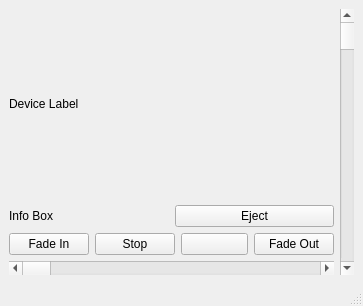
shearern/Play-Rack, file src/play_rack/ui/PlayerWindow.ui: the form before one commit.
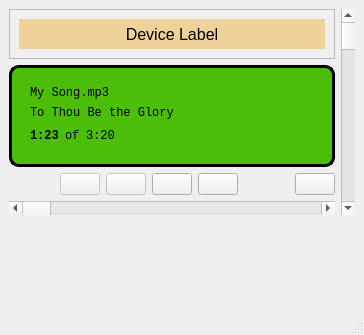
The form after the commit. Icons and pictures are not drawn.

Commit message: Wrote basic Qt Dialog for player.

Diff of the .ui file:
```diff
--- a/src/play_rack/ui/PlayerWindow.ui
+++ b/src/play_rack/ui/PlayerWindow.ui
@@ -6,55 +6,231 @@
    <rect>
     <x>0</x>
     <y>0</y>
-    <width>363</width>
-    <height>306</height>
+    <width>364</width>
+    <height>335</height>
    </rect>
   </property>
   <property name="windowTitle">
    <string>MainWindow</string>
   </property>
   <widget class="QWidget" name="centralwidget">
-   <layout class="QHBoxLayout" name="horizontalLayout_3">
+   <layout class="QVBoxLayout" name="verticalLayout_4">
+    <item>
+     <layout class="QHBoxLayout" name="horizontalLayout_7">
     <item>
      <layout class="QVBoxLayout" name="verticalLayout">
       <item>
+         <widget class="QFrame" name="frame_3">
+          <property name="frameShape">
+           <enum>QFrame::StyledPanel</enum>
+          </property>
+          <property name="frameShadow">
+           <enum>QFrame::Raised</enum>
+          </property>
+          <layout class="QHBoxLayout" name="horizontalLayout_6">
+           <item>
        <widget class="QLabel" name="device_label">
+             <property name="minimumSize">
+              <size>
+               <width>0</width>
+               <height>30</height>
+              </size>
+             </property>
+             <property name="font">
+              <font>
+               <pointsize>12</pointsize>
+              </font>
+             </property>
+             <property name="styleSheet">
+              <string notr="true">background-color: rgb(239, 210, 154);
+</string>
+             </property>
         <property name="text">
          <string>Device Label</string>
         </property>
+             <property name="alignment">
+              <set>Qt::AlignCenter</set>
+             </property>
+            </widget>
+           </item>
+          </layout>
        </widget>
       </item>
       <item>
        <layout class="QHBoxLayout" name="horizontalLayout_2">
         <item>
-         <widget class="QLabel" name="detail_box">
+           <widget class="QFrame" name="frame">
+            <property name="autoFillBackground">
+             <bool>false</bool>
+            </property>
+            <property name="styleSheet">
+             <string notr="true">background-color: rgb(76, 189, 9);
+border: 3px solid black;
+    border-style: outset;
+    border-radius: 10px;</string>
+            </property>
+            <property name="frameShape">
+             <enum>QFrame::StyledPanel</enum>
+            </property>
+            <property name="frameShadow">
+             <enum>QFrame::Raised</enum>
+            </property>
+            <layout class="QVBoxLayout" name="verticalLayout_2">
+             <item>
+              <widget class="QFrame" name="frame_2">
+               <property name="styleSheet">
+                <string notr="true">border: none;</string>
+               </property>
+               <property name="frameShape">
+                <enum>QFrame::StyledPanel</enum>
+               </property>
+               <property name="frameShadow">
+                <enum>QFrame::Raised</enum>
+               </property>
+               <layout class="QVBoxLayout" name="verticalLayout_3">
+                <item>
+                 <widget class="QLabel" name="filename">
+                  <property name="font">
+                   <font>
+                    <family>Courier New</family>
+                   </font>
+                  </property>
+                  <property name="styleSheet">
+                   <string notr="true"/>
+                  </property>
           <property name="text">
-           <string>Info Box</string>
+                   <string>My Song.mp3</string>
           </property>
          </widget>
         </item>
         <item>
-         <widget class="QPushButton" name="eject_btn">
+                 <widget class="QLabel" name="title">
+                  <property name="font">
+                   <font>
+                    <family>Courier New</family>
+                   </font>
+                  </property>
           <property name="text">
-           <string>Eject</string>
-          </property>
+                   <string>To Thou Be the Glory</string>
+                  </property>
+                 </widget>
+                </item>
+                <item>
+                 <layout class="QHBoxLayout" name="horizontalLayout_5">
+                  <item>
+                   <widget class="QLabel" name="time_pos">
+                    <property name="font">
+                     <font>
+                      <family>Courier New</family>
+                      <weight>75</weight>
+                      <bold>true</bold>
+                     </font>
+                    </property>
+                    <property name="text">
+                     <string>1:23</string>
+                    </property>
+                   </widget>
+                  </item>
+                  <item>
+                   <widget class="QLabel" name="time_of">
+                    <property name="font">
+                     <font>
+                      <family>Courier New</family>
+                     </font>
+                    </property>
+                    <property name="text">
+                     <string>of</string>
+                    </property>
+                   </widget>
+                  </item>
+                  <item>
+                   <widget class="QLabel" name="time_dur">
+                    <property name="font">
+                     <font>
+                      <family>Courier New</family>
+                     </font>
+                    </property>
+                    <property name="text">
+                     <string>3:20</string>
+                    </property>
+                   </widget>
+                  </item>
+                  <item>
+                   <spacer name="horizontalSpacer_4">
+                    <property name="orientation">
+                     <enum>Qt::Horizontal</enum>
+                    </property>
+                    <property name="sizeHint" stdset="0">
+                     <size>
+                      <width>40</width>
+                      <height>20</height>
+                     </size>
+                    </property>
+                   </spacer>
+                  </item>
+                  <item>
+                   <widget class="QLabel" name="label_10">
+                    <property name="text">
+                     <string/>
+                    </property>
+                    <property name="textFormat">
+                     <enum>Qt::RichText</enum>
+                    </property>
+                    <property name="pixmap">
+                     <pixmap resource="resources.qrc">:/buttons/assets/button_icons/media-play-16.png</pixmap>
+                    </property>
+                   </widget>
+                  </item>
+                 </layout>
+                </item>
+               </layout>
+              </widget>
+             </item>
+            </layout>
          </widget>
         </item>
        </layout>
       </item>
       <item>
        <layout class="QHBoxLayout" name="horizontalLayout">
+          <item>
+           <spacer name="horizontalSpacer_2">
+            <property name="orientation">
+             <enum>Qt::Horizontal</enum>
+            </property>
+            <property name="sizeHint" stdset="0">
+             <size>
+              <width>40</width>
+              <height>20</height>
+             </size>
+            </property>
+           </spacer>
+          </item>
         <item>
          <widget class="QPushButton" name="fade_in_btn">
+            <property name="enabled">
+             <bool>false</bool>
+            </property>
           <property name="text">
-           <string>Fade In</string>
+             <string/>
+            </property>
+            <property name="icon">
+             <iconset resource="resources.qrc">
+              <normaloff>:/buttons/assets/button_icons/fade_in_24.png</normaloff>:/buttons/assets/button_icons/fade_in_24.png</iconset>
           </property>
          </widget>
         </item>
         <item>
          <widget class="QPushButton" name="stop_btn">
+            <property name="enabled">
+             <bool>false</bool>
+            </property>
           <property name="text">
-           <string>Stop</string>
+             <string/>
+            </property>
+            <property name="icon">
+             <iconset resource="resources.qrc">
+              <normaloff>:/buttons/assets/button_icons/media-stop-24.png</normaloff>:/buttons/assets/button_icons/media-stop-24.png</iconset>
           </property>
          </widget>
         </item>
@@ -72,7 +248,35 @@
         <item>
          <widget class="QPushButton" name="fade_out_btn">
           <property name="text">
-           <string>Fade Out</string>
+             <string/>
+            </property>
+            <property name="icon">
+             <iconset resource="resources.qrc">
+              <normaloff>:/buttons/assets/button_icons/fade_out_24.png</normaloff>:/buttons/assets/button_icons/fade_out_24.png</iconset>
+            </property>
+           </widget>
+          </item>
+          <item>
+           <spacer name="horizontalSpacer">
+            <property name="orientation">
+             <enum>Qt::Horizontal</enum>
+            </property>
+            <property name="sizeHint" stdset="0">
+             <size>
+              <width>40</width>
+              <height>20</height>
+             </size>
+            </property>
+           </spacer>
+          </item>
+          <item>
+           <widget class="QPushButton" name="eject_btn">
+            <property name="text">
+             <string/>
+            </property>
+            <property name="icon">
+             <iconset resource="resources.qrc">
+              <normaloff>:/buttons/assets/button_icons/eject-24.png</normaloff>:/buttons/assets/button_icons/eject-24.png</iconset>
           </property>
          </widget>
         </item>
@@ -95,6 +299,21 @@
      </widget>
     </item>
    </layout>
+    </item>
+    <item>
+     <spacer name="verticalSpacer">
+      <property name="orientation">
+       <enum>Qt::Vertical</enum>
+      </property>
+      <property name="sizeHint" stdset="0">
+       <size>
+        <width>20</width>
+        <height>40</height>
+       </size>
+      </property>
+     </spacer>
+    </item>
+   </layout>
   </widget>
   <widget class="QMenuBar" name="menubar">
    <property name="geometry">
```
Left out of the diff: 12 changed lines with no effect on the pictures. Lines whose indentation alone changed are shown as unchanged. The commit also changes 20 other files.
